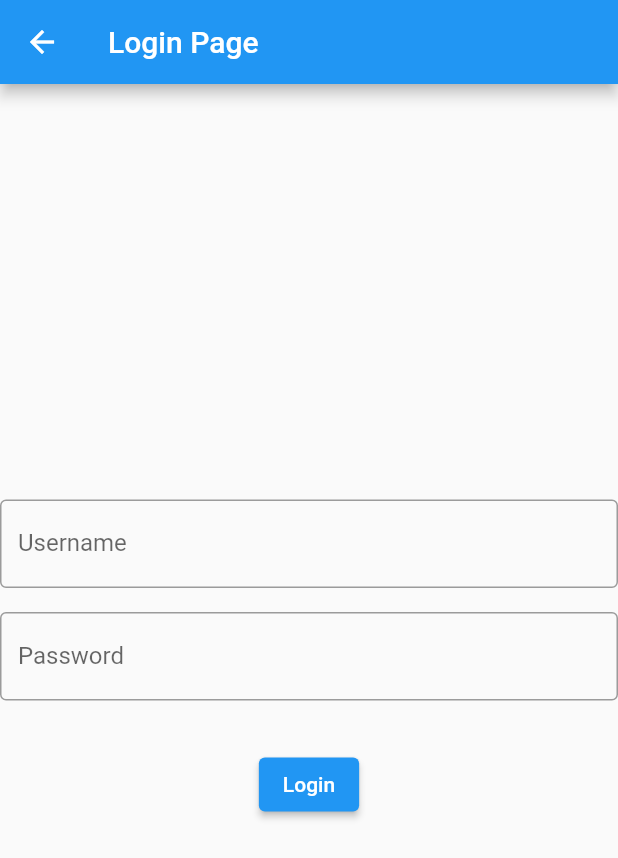
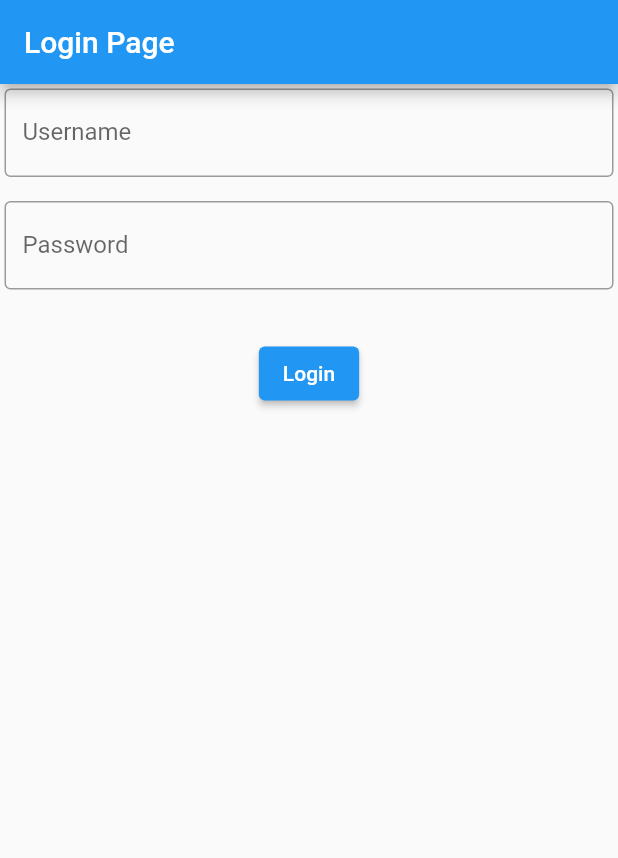
Before and after one commit to RaazDk1992/therental, a Flutter app: the LoginPage screen opened directly, on a phone screen of 412 x 824 dp. Shown: the top 858 px of the screen. Run offline on Flutter 3.47's test engine with Material 2 defaults, Android fonts, the phone set to English and light mode, and no system bars.

Commit message:
layout changes

```diff
--- /dev/null
+++ b/lib/assets/constants/fontsize.dart
@@ -0,0 +1,3 @@
+const double FONTSIZE_SMALL = 10;
+const double FONTSIZE_MEDIUM = 15;
+const double FONTSIZE_LARGE = 10;
--- a/lib/main.dart
+++ b/lib/main.dart
@@ -29,7 +29,7 @@ class MyApp extends StatelessWidget {
         // is not restarted.
         primarySwatch: Colors.blue,
       ),
-      home: HomePage(),
+      home: LoginPage(),
     );
   }
 }
--- a/lib/screens/lessor/postaproduct.dart
+++ b/lib/screens/lessor/postaproduct.dart
@@ -22,13 +22,13 @@ class _PostAProductPageState extends State<PostAProductPage> {
                 'Name',
                 style: TextStyle(fontSize: 18.0, fontWeight: FontWeight.bold),
               ),
-              SizedBox(height: 8.0),
-              TextField(
+              const SizedBox(height: 8.0),
+              const TextField(
                 decoration: InputDecoration(
                   hintText: 'Enter name',
                 ),
               ),
-              SizedBox(height: 16.0),
+              const SizedBox(height: 16.0),
               Text(
                 'Type',
                 style: TextStyle(fontSize: 18.0, fontWeight: FontWeight.bold),
--- a/lib/screens/login.dart
+++ b/lib/screens/login.dart
@@ -7,7 +7,14 @@ class LoginPage extends StatelessWidget {
         appBar: AppBar(
           title: Text('Login Page'),
         ),
-      body: Form(
+        body: SafeArea(
+          child: Padding(
+            padding: EdgeInsets.all(3.0),
+            child: SafeArea(
+                child: Column(
+              children: [
+                Container(),
+                Form(
                   child: Column(
                     mainAxisAlignment: MainAxisAlignment.center,
                     children: [
@@ -35,6 +42,9 @@ class LoginPage extends StatelessWidget {
                     ],
                   ),
                 ),
-    );
+              ],
+            )),
+          ),
+        ));
   }
 }
```
Also changed, not shown: lib/screens/lessor/demand.dart (+5 -4 lines), lib/assets/images/banner.gif (added). Lines whose indentation alone changed are shown as unchanged.
